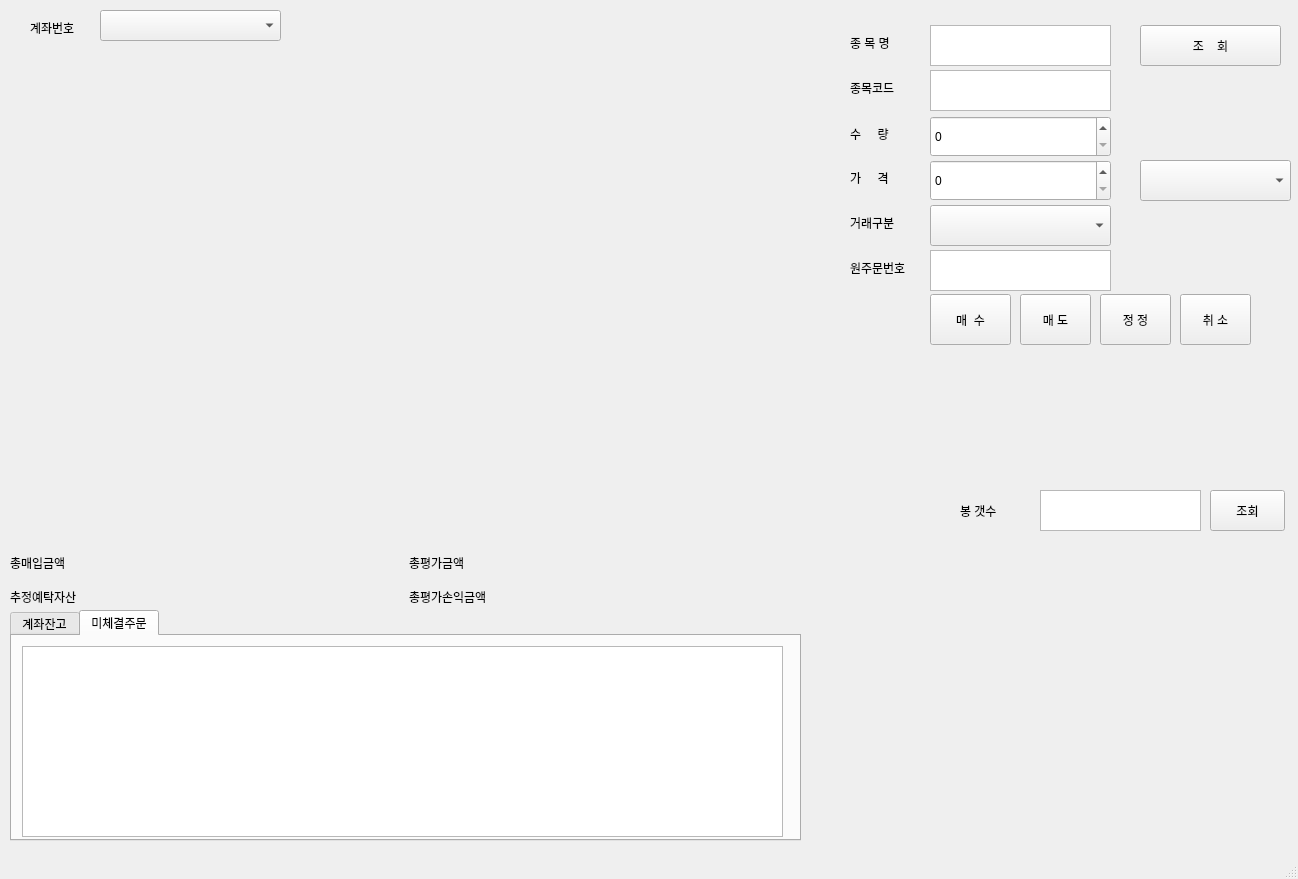
Above: main_window.ui from Pk-dev-git/MyTRbot before the change. Below: the same form after it.
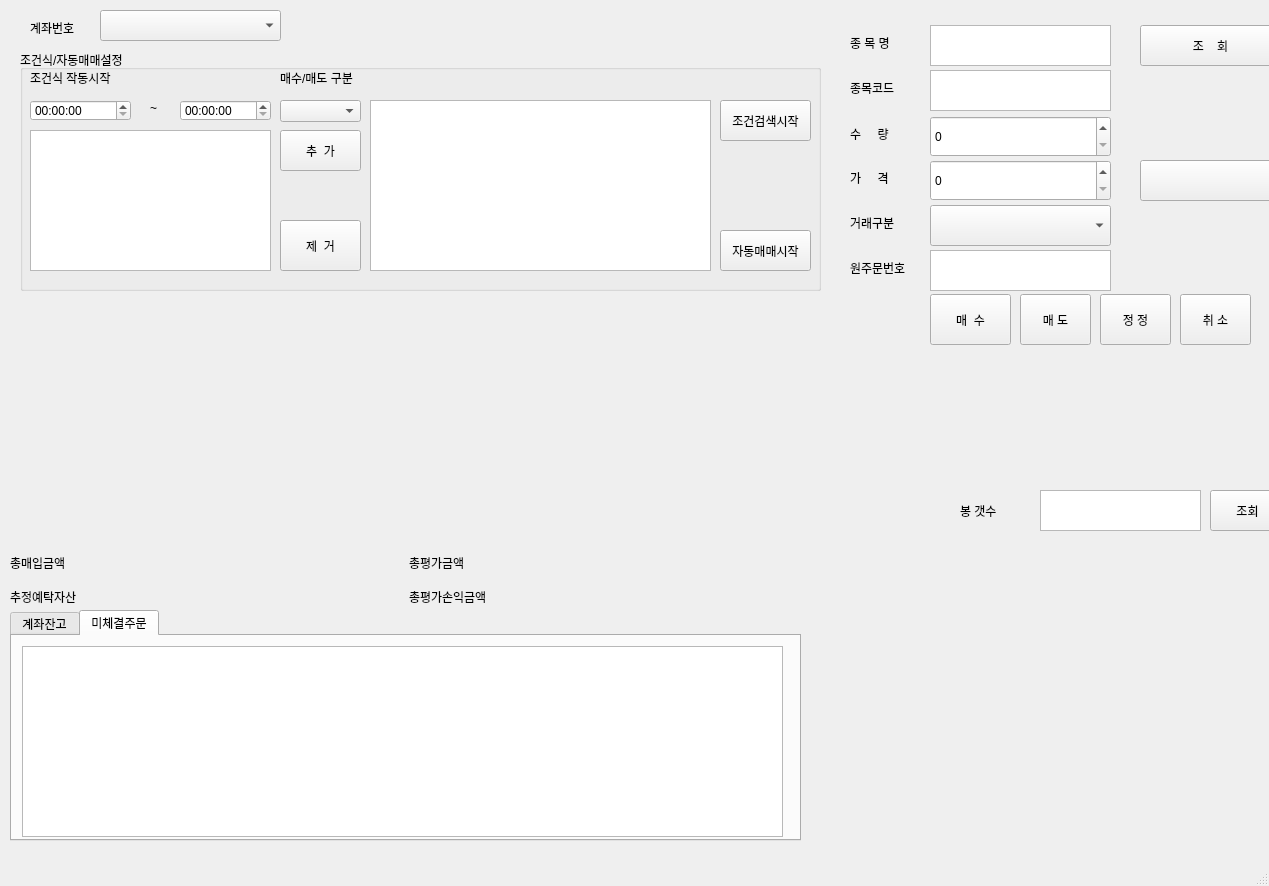
That is the form after the change.

Commit message: 8/5 - 조건식 검색

Patch:
```diff
--- a/main_window.ui
+++ b/main_window.ui
@@ -6,8 +6,8 @@
    <rect>
     <x>0</x>
     <y>0</y>
-    <width>1298</width>
-    <height>879</height>
+    <width>1269</width>
+    <height>886</height>
    </rect>
   </property>
   <property name="windowTitle">
@@ -417,6 +417,160 @@
      <string>조회</string>
     </property>
    </widget>
+   <widget class="QGroupBox" name="groupBox">
+    <property name="geometry">
+     <rect>
+      <x>20</x>
+      <y>50</y>
+      <width>801</width>
+      <height>241</height>
+     </rect>
+    </property>
+    <property name="title">
+     <string>조건식/자동매매설정</string>
+    </property>
+    <widget class="QLabel" name="label_11">
+     <property name="geometry">
+      <rect>
+       <x>10</x>
+       <y>20</y>
+       <width>111</width>
+       <height>16</height>
+      </rect>
+     </property>
+     <property name="text">
+      <string>조건식 작동시작</string>
+     </property>
+    </widget>
+    <widget class="QLabel" name="label_14">
+     <property name="geometry">
+      <rect>
+       <x>260</x>
+       <y>20</y>
+       <width>81</width>
+       <height>16</height>
+      </rect>
+     </property>
+     <property name="text">
+      <string>매수/매도 구분</string>
+     </property>
+    </widget>
+    <widget class="QTimeEdit" name="startTimeEdit">
+     <property name="geometry">
+      <rect>
+       <x>10</x>
+       <y>50</y>
+       <width>101</width>
+       <height>21</height>
+      </rect>
+     </property>
+    </widget>
+    <widget class="QTimeEdit" name="endTimeEdit">
+     <property name="geometry">
+      <rect>
+       <x>160</x>
+       <y>50</y>
+       <width>91</width>
+       <height>21</height>
+      </rect>
+     </property>
+    </widget>
+    <widget class="QLabel" name="label_15">
+     <property name="geometry">
+      <rect>
+       <x>130</x>
+       <y>50</y>
+       <width>16</width>
+       <height>16</height>
+      </rect>
+     </property>
+     <property name="text">
+      <string>~</string>
+     </property>
+    </widget>
+    <widget class="QTableWidget" name="conditionTableWidget">
+     <property name="geometry">
+      <rect>
+       <x>10</x>
+       <y>80</y>
+       <width>241</width>
+       <height>141</height>
+      </rect>
+     </property>
+    </widget>
+    <widget class="QComboBox" name="autoTradeGubunComboBox">
+     <property name="geometry">
+      <rect>
+       <x>260</x>
+       <y>50</y>
+       <width>81</width>
+       <height>22</height>
+      </rect>
+     </property>
+    </widget>
+    <widget class="QPushButton" name="addAutoTradePushButton">
+     <property name="geometry">
+      <rect>
+       <x>260</x>
+       <y>80</y>
+       <width>81</width>
+       <height>41</height>
+      </rect>
+     </property>
+     <property name="text">
+      <string>추  가</string>
+     </property>
+    </widget>
+    <widget class="QPushButton" name="removeAutoTradePushButton">
+     <property name="geometry">
+      <rect>
+       <x>260</x>
+       <y>170</y>
+       <width>81</width>
+       <height>51</height>
+      </rect>
+     </property>
+     <property name="text">
+      <string>제  거</string>
+     </property>
+    </widget>
+    <widget class="QTableWidget" name="autoTradeconditionTableWidget">
+     <property name="geometry">
+      <rect>
+       <x>350</x>
+       <y>50</y>
+       <width>341</width>
+       <height>171</height>
+      </rect>
+     </property>
+    </widget>
+    <widget class="QPushButton" name="conditionSearchPushButton">
+     <property name="geometry">
+      <rect>
+       <x>700</x>
+       <y>50</y>
+       <width>91</width>
+       <height>41</height>
+      </rect>
+     </property>
+     <property name="text">
+      <string>조건검색시작</string>
+     </property>
+    </widget>
+    <widget class="QPushButton" name="autoTradePushButton">
+     <property name="geometry">
+      <rect>
+       <x>700</x>
+       <y>180</y>
+       <width>91</width>
+       <height>41</height>
+      </rect>
+     </property>
+     <property name="text">
+      <string>자동매매시작</string>
+     </property>
+    </widget>
+   </widget>
   </widget>
   <widget class="QMenuBar" name="menubar">
    <property name="geometry">
```
Left out of the diff: 2 changed lines with no effect on the pictures. The commit also changes 2 other files.
